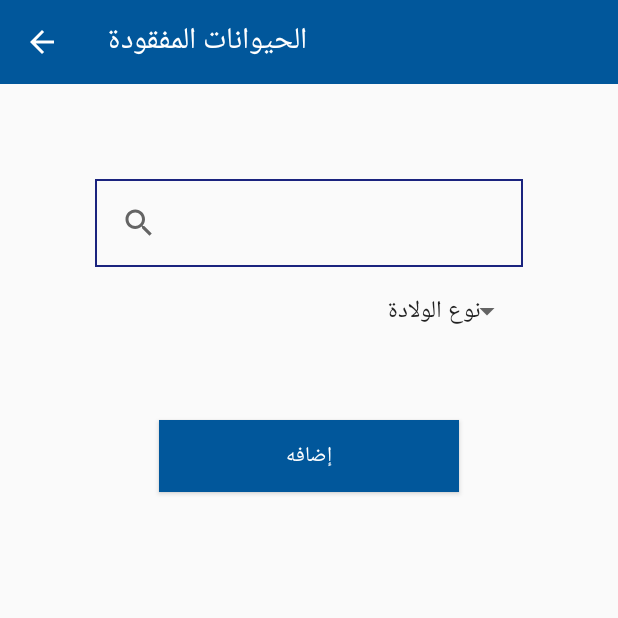
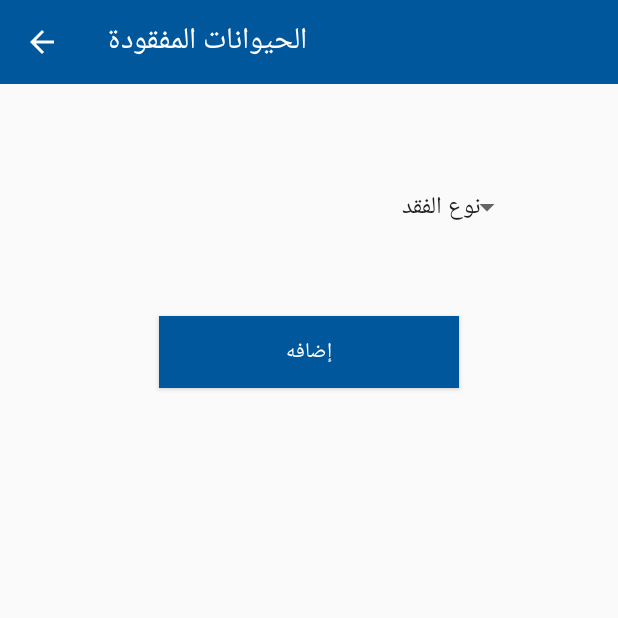
Before and after one commit to Donia10/FarmProject, an Android app: the missedAnimal screen opened directly, with no data from a screen before it, on a phone screen of 412 x 824 dp, the top half of it. Run offline under Robolectric (Android 15) with nearby library versions, the light colour scheme and no system bars; our stand-ins replace Firebase (no records; nobody signed in at launch, a user with empty details on screens opened directly).

Commit message:
missedanimalcommit

```diff
--- a/app/src/main/java/com/example/farmproject/missedAnimal.java
+++ b/app/src/main/java/com/example/farmproject/missedAnimal.java
@@ -42,15 +42,15 @@ public class missedAnimal extends AppCompatActivity {
         mFirebaseDatabase = FirebaseDatabase.getInstance();
         mAnimalsDatabaseReference = mFirebaseDatabase.getReference().child("animals");
 
-       final ArrayAdapter<CharSequence> adapter = ArrayAdapter.createFromResource(this, R.array.Spinner_items, android.R.layout.simple_spinner_item);
+     ArrayAdapter<CharSequence> adapter = ArrayAdapter.createFromResource(this, R.array.Spinner3_items, android.R.layout.simple_spinner_item);
 
         missedtype.setAdapter(adapter);
-        missedtype.setOnItemSelectedListener((AdapterView.OnItemSelectedListener) this);
+       // missedtype.setOnItemSelectedListener((AdapterView.OnItemSelectedListener) this);
 
         add.setOnClickListener(new View.OnClickListener() {
             @Override
             public void onClick(View v) {
-               // writeOnDatabase();
+               writeOnDatabase();
 
 
             }
--- a/app/src/main/res/layout/activity_missed_animal.xml
+++ b/app/src/main/res/layout/activity_missed_animal.xml
@@ -29,7 +29,7 @@
         android:layout_centerVertical="true">
 
 
-        <SearchView
+       <!-- <SearchView
             android:id="@+id/animalnum"
             android:layout_width="match_parent"
             android:layout_height="wrap_content"
@@ -37,13 +37,13 @@
             android:background="@drawable/border"
             android:ems="10"
             android:hint="ادخل رقم الحيوان"
-            android:padding="5dp" />
+            android:padding="5dp" /> -->
         <Spinner
             android:id="@+id/missedspinner"
             android:layout_width="match_parent"
             android:layout_height="wrap_content"
             android:layout_margin="5dp"
-            android:entries="@array/Spinner6_items"
+            android:entries="@array/Spinner3_items"
             android:paddingLeft="5dp"
             android:paddingTop="5dp"
             android:paddingRight="20dp"
--- a/app/src/main/res/values/strings.xml
+++ b/app/src/main/res/values/strings.xml
@@ -35,7 +35,7 @@
 
     </string-array>
 
-    <string-array name="Spinner4_items">Spinner3_items
+    <string-array name="Spinner4_items">Spinner4_items
         <item> العمر </item>
         <item> يوم </item>
         <item> شهر </item>
@@ -43,7 +43,7 @@
 
     </string-array>
 
-    <string-array name="Spinner5_items">Spinner3_items
+    <string-array name="Spinner5_items">Spinner5_items
         <item> الحالة التناسلية </item>
         <item> عجلة </item>
         <item> عشار حديث </item>
@@ -51,12 +51,5 @@
 
     </string-array>
 
-    <string-array name="Spinner6_items">Spinner3_items
-        <item> نوع الفقد </item>
-        <item> نافق </item>
-        <item> مُباع </item>
-        <item> ذبح </item>
-
-    </string-array>
 
 </resources>
```
Also changed, not shown: app/src/main/AndroidManifest.xml (+8 -2 lines).
